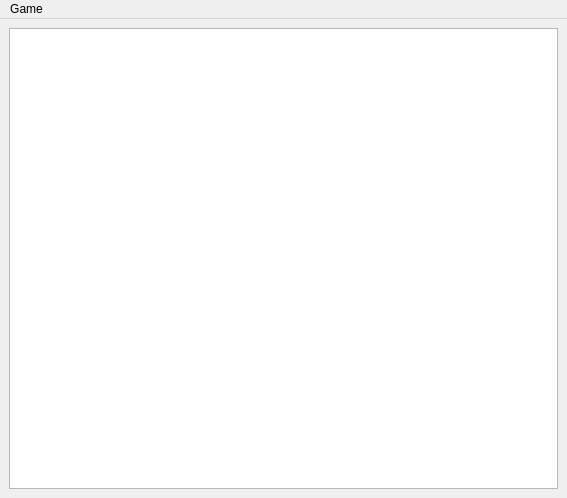
Above: mainwindow.ui from BirdBirdBoo/OOP_Lab4 before the change. Below: the same form after it.
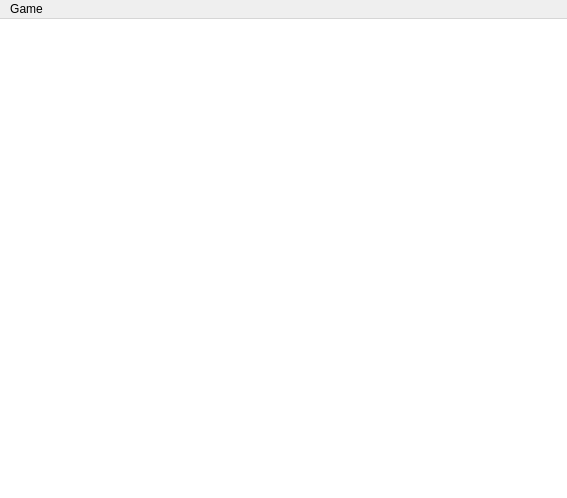
That is the form after the change.

The edit to the form file:
```diff
--- a/mainwindow.ui
+++ b/mainwindow.ui
@@ -33,8 +33,23 @@
     </sizepolicy>
    </property>
    <layout class="QVBoxLayout" name="verticalLayout">
+    <property name="leftMargin">
+     <number>0</number>
+    </property>
+    <property name="topMargin">
+     <number>0</number>
+    </property>
+    <property name="rightMargin">
+     <number>0</number>
+    </property>
+    <property name="bottomMargin">
+     <number>0</number>
+    </property>
     <item>
      <widget class="QTableWidget" name="tableWidget">
+      <property name="frameShape">
+       <enum>QFrame::NoFrame</enum>
+      </property>
       <property name="verticalScrollBarPolicy">
        <enum>Qt::ScrollBarAlwaysOff</enum>
       </property>
@@ -53,6 +68,12 @@
       <property name="selectionMode">
        <enum>QAbstractItemView::NoSelection</enum>
       </property>
+      <property name="showGrid">
+       <bool>false</bool>
+      </property>
+      <property name="gridStyle">
+       <enum>Qt::NoPen</enum>
+      </property>
       <property name="cornerButtonEnabled">
        <bool>false</bool>
       </property>
```
